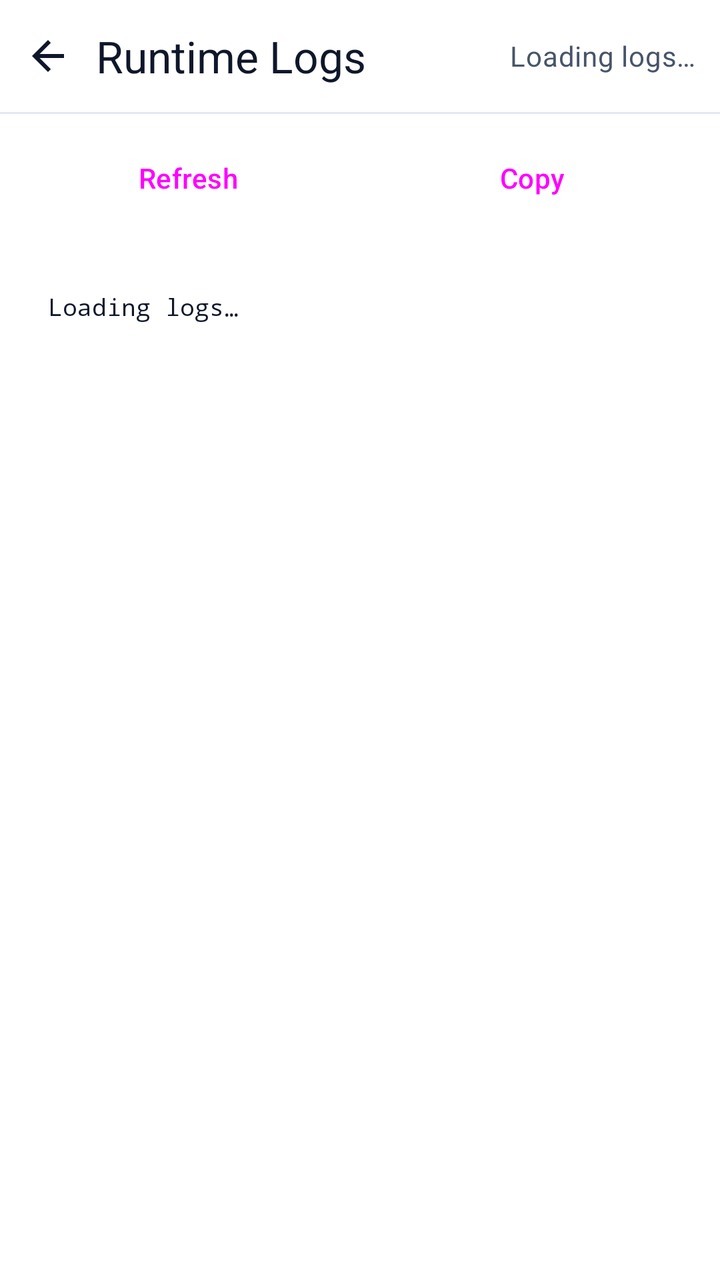
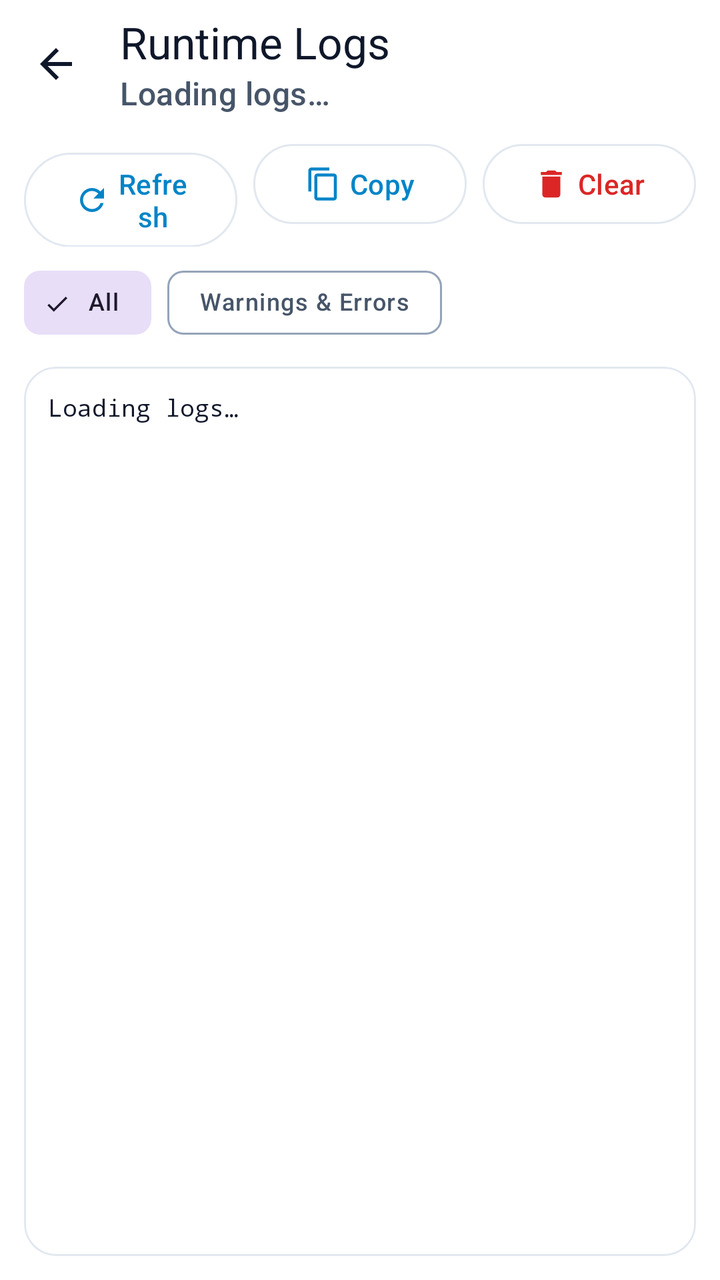

Two renders of the same Android screen: before a commit and after it. Below are the layout's source before the change and the commit's diff.
<!-- AndroidManifest.xml: application theme Theme.XClient -->
<!-- res/layout/activity_runtime_log.xml -->
<?xml version="1.0" encoding="utf-8"?>
<LinearLayout xmlns:android="http://schemas.android.com/apk/res/android"
    xmlns:app="http://schemas.android.com/apk/res-auto"
    android:layout_width="match_parent"
    android:layout_height="match_parent"
    android:background="?attr/colorSurface"
    android:orientation="vertical">

    <LinearLayout
        android:layout_width="match_parent"
        android:layout_height="56dp"
        android:gravity="center_vertical"
        android:orientation="horizontal"
        android:paddingEnd="@dimen/spacing_md">

        <ImageButton
            android:id="@+id/btn_log_back"
            android:layout_width="48dp"
            android:layout_height="48dp"
            android:background="?android:attr/selectableItemBackgroundBorderless"
            android:contentDescription="@string/back"
            android:padding="@dimen/spacing_md"
            android:src="@drawable/ic_arrow_back"
            app:tint="?attr/colorOnSurface" />

        <TextView
            android:layout_width="0dp"
            android:layout_height="wrap_content"
            android:layout_weight="1"
            android:text="@string/runtime_logs_title"
            android:textAppearance="?attr/textAppearanceTitleLarge"
            android:textColor="?attr/colorOnSurface" />

        <TextView
            android:id="@+id/text_log_status"
            android:layout_width="wrap_content"
            android:layout_height="wrap_content"
            android:text="@string/runtime_logs_loading"
            android:textAppearance="?attr/textAppearanceBodyMedium"
            android:textColor="?attr/colorOnSurfaceVariant" />
    </LinearLayout>

    <View
        android:layout_width="match_parent"
        android:layout_height="1dp"
        android:background="?attr/colorOutlineVariant" />

    <LinearLayout
        android:layout_width="match_parent"
        android:layout_height="wrap_content"
        android:orientation="horizontal"
        android:paddingHorizontal="@dimen/spacing_md"
        android:paddingVertical="@dimen/spacing_sm">

        <Button
            android:id="@+id/btn_log_refresh"
            style="@style/Widget.XClient.OutlinedButton"
            android:layout_width="0dp"
            android:layout_height="48dp"
            android:layout_marginEnd="@dimen/spacing_xs"
            android:layout_weight="1"
            android:text="@string/runtime_logs_refresh" />

        <Button
            android:id="@+id/btn_log_copy"
            style="@style/Widget.XClient.OutlinedButton"
            android:layout_width="0dp"
            android:layout_height="48dp"
            android:layout_marginStart="@dimen/spacing_xs"
            android:layout_weight="1"
            android:text="@string/runtime_logs_copy" />
    </LinearLayout>

    <ScrollView
        android:id="@+id/scroll_runtime_logs"
        android:layout_width="match_parent"
        android:layout_height="0dp"
        android:layout_margin="@dimen/spacing_md"
        android:layout_weight="1"
        android:background="?attr/colorSurfaceContainerLowest"
        android:fillViewport="true"
        android:scrollbars="vertical">

        <TextView
            android:id="@+id/text_runtime_logs"
            android:layout_width="match_parent"
            android:layout_height="wrap_content"
            android:fontFamily="monospace"
            android:padding="@dimen/spacing_md"
            android:text="@string/runtime_logs_loading"
            android:textColor="?attr/colorOnSurface"
            android:textIsSelectable="true"
            android:textSize="12sp" />
    </ScrollView>

</LinearLayout>
<!-- resources referenced by this layout -->
<resources>
  <dimen name="spacing_md">12dp</dimen>
  <dimen name="spacing_sm">8dp</dimen>
  <dimen name="spacing_xs">4dp</dimen>
  <string name="back">Back</string>
  <string name="runtime_logs_copy">Copy</string>
  <string name="runtime_logs_loading">Loading logs…</string>
  <string name="runtime_logs_refresh">Refresh</string>
  <string name="runtime_logs_title">Runtime Logs</string>
  <color name="x_primary">#FF0284C7</color>
  <color name="x_on_primary">#FFFFFFFF</color>
  <color name="x_primary_container">#FFE0F2FE</color>
  <color name="x_on_primary_container">#FF03496E</color>
  <color name="md_success">#FF059669</color>
  <color name="md_on_success">#FFFFFFFF</color>
  <color name="md_success_container">#FFD1FAE5</color>
  <color name="md_on_success_container">#FF064E3B</color>
  <color name="md_warning">#FFD97706</color>
  <color name="md_on_warning">#FFFFFFFF</color>
  <color name="x_error">#FFDC2626</color>
  <color name="x_on_error">#FFFFFFFF</color>
  <color name="x_error_container">#FFFEE2E2</color>
  <color name="x_on_error_container">#FF991B1B</color>
  <color name="x_background">#FFF8FAFC</color>
  <color name="x_on_background">#FF0F172A</color>
  <color name="x_surface">#FFFFFFFF</color>
  <color name="x_on_surface">#FF0F172A</color>
  <color name="x_on_surface_variant">#FF475569</color>
  <color name="x_surface_container_lowest">#FFFFFFFF</color>
  <color name="x_surface_container_low">#FFF1F5F9</color>
  <color name="x_surface_container">#FFE2E8F0</color>
  <color name="x_surface_container_high">#FFCBD5E1</color>
  <color name="x_surface_container_highest">#FF94A3B8</color>
  <color name="x_outline">#FF94A3B8</color>
  <color name="x_outline_variant">#FFE2E8F0</color>
  <color name="x_tertiary">#FF0D9488</color>
  <color name="x_on_tertiary">#FFFFFFFF</color>
  <color name="x_tertiary_container">#FFCCFBF1</color>
  <color name="x_on_tertiary_container">#FF115E59</color>
  <color name="x_edit_container">#FFBAE6FD</color>
  <color name="x_on_edit_container">#FF0369A1</color>
  <!-- unchanged entries left out for length: 3 -->
</resources>

<!-- the commit's change to res/layout/activity_runtime_log.xml (unified diff, before → after) -->
@@ -3,94 +3,171 @@
     xmlns:app="http://schemas.android.com/apk/res-auto"
     android:layout_width="match_parent"
     android:layout_height="match_parent"
-    android:background="?attr/colorSurface"
+    android:background="?attr/xSurface"
     android:orientation="vertical">
 
+    
+    <com.google.android.material.appbar.MaterialToolbar
+        android:id="@+id/toolbar"
+        style="@style/Widget.XClient.Toolbar"
+        android:layout_width="match_parent"
+        android:layout_height="?attr/actionBarSize"
+        android:background="?attr/xSurface"
+        app:navigationContentDescription="@string/back"
+        app:navigationIcon="@drawable/ic_arrow_back"
+        app:navigationIconTint="?attr/xOnSurface"
+        app:title="@string/runtime_logs_title"
+        app:titleTextColor="?attr/xOnSurface"
+        app:subtitle="@string/runtime_logs_loading"
+        app:subtitleTextColor="?attr/xOnSurfaceVariant" />
+
+    
     <LinearLayout
+        android:id="@+id/layout_log_controls"
         android:layout_width="match_parent"
-        android:layout_height="56dp"
-        android:gravity="center_vertical"
-        android:orientation="horizontal"
-        android:paddingEnd="@dimen/spacing_md">
+        android:layout_height="wrap_content"
+        android:orientation="vertical"
+        android:paddingHorizontal="@dimen/spacing_md"
+        android:paddingTop="@dimen/spacing_xs"
+        android:paddingBottom="@dimen/spacing_xs">
 
-        <ImageButton
-            android:id="@+id/btn_log_back"
-            android:layout_width="48dp"
-            android:layout_height="48dp"
-            android:background="?android:attr/selectableItemBackgroundBorderless"
-            android:contentDescription="@string/back"
-            android:padding="@dimen/spacing_md"
-            android:src="@drawable/ic_arrow_back"
-            app:tint="?attr/colorOnSurface" />
+        
+        <LinearLayout
+            android:id="@+id/layout_log_actions"
+            android:layout_width="match_parent"
+            android:layout_height="wrap_content"
+            android:orientation="horizontal">
 
-        <TextView
-            android:layout_width="0dp"
+            <com.google.android.material.button.MaterialButton
+                android:id="@+id/btn_log_refresh"
+                style="@style/Widget.XClient.OutlinedButton"
+                android:layout_width="0dp"
+                android:layout_height="wrap_content"
+                android:layout_weight="1"
+                android:layout_marginEnd="@dimen/spacing_xs"
+                android:minHeight="@dimen/touch_target_min"
+                android:text="@string/runtime_logs_refresh"
+                android:textColor="?attr/xPrimary"
+                app:icon="@drawable/ic_refresh"
+                app:iconGravity="textStart"
+                app:iconSize="18dp"
+                app:iconTint="?attr/xPrimary"
+                app:strokeColor="?attr/xOutlineVariant"
+                android:nextFocusRight="@+id/btn_log_copy"
+                android:nextFocusDown="@+id/chip_filter_all" />
+
+            <com.google.android.material.button.MaterialButton
+                android:id="@+id/btn_log_copy"
+                style="@style/Widget.XClient.OutlinedButton"
+                android:layout_width="0dp"
+                android:layout_height="wrap_content"
+                android:layout_weight="1"
+                android:layout_marginStart="@dimen/spacing_xs"
+                android:layout_marginEnd="@dimen/spacing_xs"
+                android:minHeight="@dimen/touch_target_min"
+                android:text="@string/runtime_logs_copy"
+                android:textColor="?attr/xPrimary"
+                app:icon="@drawable/ic_action_copy"
+                app:iconGravity="textStart"
+                app:iconSize="18dp"
+                app:iconTint="?attr/xPrimary"
+                app:strokeColor="?attr/xOutlineVariant"
+                android:nextFocusLeft="@+id/btn_log_refresh"
+                android:nextFocusRight="@+id/btn_log_clear"
+                android:nextFocusDown="@+id/chip_filter_all" />
+
+            <com.google.android.material.button.MaterialButton
+                android:id="@+id/btn_log_clear"
+                style="@style/Widget.XClient.OutlinedButton"
+                android:layout_width="0dp"
+                android:layout_height="wrap_content"
+                android:layout_weight="1"
+                android:layout_marginStart="@dimen/spacing_xs"
+                android:minHeight="@dimen/touch_target_min"
+                android:text="@string/runtime_logs_clear"
+                android:textColor="?attr/xError"
+                app:icon="@drawable/ic_delete"
+                app:iconGravity="textStart"
+                app:iconSize="18dp"
+                app:iconTint="?attr/xError"
+                app:strokeColor="?attr/xOutlineVariant"
+                android:nextFocusLeft="@+id/btn_log_copy"
+                android:nextFocusDown="@+id/chip_filter_warn_error" />
+        </LinearLayout>
+
+        
+        <com.google.android.material.chip.ChipGroup
+            android:id="@+id/chip_group_filter"
+            android:layout_width="match_parent"
             android:layout_height="wrap_content"
-            android:layout_weight="1"
-            android:text="@string/runtime_logs_title"
-            android:textAppearance="?attr/textAppearanceTitleLarge"
-            android:textColor="?attr/colorOnSurface" />
+            android:layout_marginTop="@dimen/spacing_xs"
+            app:singleSelection="true"
+            app:selectionRequired="true">
 
-        <TextView
-            android:id="@+id/text_log_status"
-            android:layout_width="wrap_content"
-            android:layout_height="wrap_content"
-            android:text="@string/runtime_logs_loading"
-            android:textAppearance="?attr/textAppearanceBodyMedium"
-            android:textColor="?attr/colorOnSurfaceVariant" />
+            <com.google.android.material.chip.Chip
+                android:id="@+id/chip_filter_all"
+                style="@style/Widget.Material3.Chip.Filter"
+                android:layout_width="wrap_content"
+                android:layout_height="wrap_content"
+                android:checked="true"
+                android:text="@string/runtime_logs_filter_all"
+                android:textAppearance="?attr/textAppearanceLabelMedium"
+                android:nextFocusUp="@+id/btn_log_refresh"
+                android:nextFocusRight="@+id/chip_filter_warn_error"
+                android:nextFocusDown="@+id/scroll_runtime_logs" />
+
+            <com.google.android.material.chip.Chip
+                android:id="@+id/chip_filter_warn_error"
+                style="@style/Widget.Material3.Chip.Filter"
+                android:layout_width="wrap_content"
+                android:layout_height="wrap_content"
+                android:text="@string/runtime_logs_filter_warn_error"
+                android:textAppearance="?attr/textAppearanceLabelMedium"
+                android:nextFocusUp="@+id/btn_log_clear"
+                android:nextFocusLeft="@+id/chip_filter_all"
+                android:nextFocusDown="@+id/scroll_runtime_logs" />
+        </com.google.android.material.chip.ChipGroup>
     </LinearLayout>
 
-    <View
-        android:layout_width="match_parent"
-        android:layout_height="1dp"
-        android:background="?attr/colorOutlineVariant" />
-
-    <LinearLayout
-        android:layout_width="match_parent"
-        android:layout_height="wrap_content"
-        android:orientation="horizontal"
-        android:paddingHorizontal="@dimen/spacing_md"
-        android:paddingVertical="@dimen/spacing_sm">
-
-        <Button
-            android:id="@+id/btn_log_refresh"
-            style="@style/Widget.XClient.OutlinedButton"
-            android:layout_width="0dp"
-            android:layout_height="48dp"
-            android:layout_marginEnd="@dimen/spacing_xs"
-            android:layout_weight="1"
-            android:text="@string/runtime_logs_refresh" />
-
-        <Button
-            android:id="@+id/btn_log_copy"
-            style="@style/Widget.XClient.OutlinedButton"
-            android:layout_width="0dp"
-            android:layout_height="48dp"
-            android:layout_marginStart="@dimen/spacing_xs"
-            android:layout_weight="1"
-            android:text="@string/runtime_logs_copy" />
-    </LinearLayout>
-
-    <ScrollView
-        android:id="@+id/scroll_runtime_logs"
+    
+    <com.google.android.material.card.MaterialCardView
+        android:id="@+id/card_log_container"
         android:layout_width="match_parent"
         android:layout_height="0dp"
-        android:layout_margin="@dimen/spacing_md"
         android:layout_weight="1"
-        android:background="?attr/colorSurfaceContainerLowest"
-        android:fillViewport="true"
-        android:scrollbars="vertical">
+        android:layout_marginStart="@dimen/spacing_md"
+        android:layout_marginEnd="@dimen/spacing_md"
+        android:layout_marginTop="@dimen/spacing_xs"
+        android:layout_marginBottom="@dimen/spacing_md"
+        app:cardCornerRadius="16dp"
+        app:cardElevation="0dp"
+        app:strokeWidth="1dp"
+        app:strokeColor="?attr/xOutlineVariant"
+        app:cardBackgroundColor="?attr/xSurfaceContainerLowest">
 
-        <TextView
-            android:id="@+id/text_runtime_logs"
+        <ScrollView
+            android:id="@+id/scroll_runtime_logs"
             android:layout_width="match_parent"
-            android:layout_height="wrap_content"
-            android:fontFamily="monospace"
-            android:padding="@dimen/spacing_md"
-            android:text="@string/runtime_logs_loading"
-            android:textColor="?attr/colorOnSurface"
-            android:textIsSelectable="true"
-            android:textSize="12sp" />
-    </ScrollView>
+            android:layout_height="match_parent"
+            android:fillViewport="true"
+            android:scrollbars="vertical"
+            android:fadeScrollbars="false"
+            android:focusable="true"
+            android:focusableInTouchMode="false"
+            android:nextFocusUp="@+id/chip_filter_all">
+
+            <TextView
+                android:id="@+id/text_runtime_logs"
+                android:layout_width="match_parent"
+                android:layout_height="wrap_content"
+                android:fontFamily="monospace"
+                android:padding="@dimen/spacing_md"
+                android:text="@string/runtime_logs_loading"
+                android:textColor="?attr/xOnSurface"
+                android:textIsSelectable="true"
+                android:textSize="12sp"
+                android:lineSpacingExtra="2dp" />
+        </ScrollView>
+    </com.google.android.material.card.MaterialCardView>
 
 </LinearLayout>
<!-- resource entries referenced after the edit -->
@@ -1,13 +1,55 @@
 <!-- resources referenced by this layout -->
 <resources>
   <dimen name="spacing_md">12dp</dimen>
-  <dimen name="spacing_sm">8dp</dimen>
   <dimen name="spacing_xs">4dp</dimen>
+  <dimen name="touch_target_min">48dp</dimen>
+  <!-- drawable ic_action_copy (drawable) -->
+  <?xml version="1.0" encoding="utf-8"?>
+  <vector xmlns:android="http://schemas.android.com/apk/res/android"
+      android:width="24dp"
+      android:height="24dp"
+      android:viewportWidth="24"
+      android:viewportHeight="24">
+      
+      <path
+          android:fillColor="#FFFFFFFF"
+          android:pathData="M16,1H4C2.9,1 2,1.9 2,3v14h2V3h12V1zM19,5H8C6.9,5 6,5.9 6,7v14c0,1.1 0.9,2 2,2h11c1.1,0 2,-0.9 2,-2V7C21,5.9 20.1,5 19,5zM19,21H8V7h11V21z"/>
+  </vector>
+  <!-- drawable ic_delete (drawable) -->
+  <?xml version="1.0" encoding="utf-8"?>
+  <vector xmlns:android="http://schemas.android.com/apk/res/android"
+      android:width="24dp"
+      android:height="24dp"
+      android:viewportWidth="24"
+      android:viewportHeight="24">
+      <path
+          android:fillColor="#FFFFFFFF"
+          android:pathData="M6,19c0,1.1 0.9,2 2,2h8c1.1,0 2,-0.9 2,-2V7H6v12zM19,4h-3.5l-1,-1h-5l-1,1H5v2h14V4z"/>
+  </vector>
+  <!-- drawable ic_refresh (drawable) -->
+  <?xml version="1.0" encoding="utf-8"?>
+  <vector xmlns:android="http://schemas.android.com/apk/res/android"
+      android:width="24dp"
+      android:height="24dp"
+      android:viewportWidth="24"
+      android:viewportHeight="24">
+      <path
+          android:fillColor="#FFFFFFFF"
+          android:pathData="M17.65,6.35C16.2,4.9 14.21,4 12,4c-4.42,0 -7.99,3.58 -7.99,8s3.57,8 7.99,8c3.73,0 6.84,-2.55 7.73,-6h-2.08c-0.82,2.33 -3.04,4 -5.65,4 -3.31,0 -6,-2.69 -6,-6s2.69,-6 6,-6c1.66,0 3.14,0.69 4.22,1.78L13,11h7V4l-2.35,2.35z"/>
+  </vector>
   <string name="back">Back</string>
+  <string name="runtime_logs_clear">Clear</string>
   <string name="runtime_logs_copy">Copy</string>
+  <string name="runtime_logs_filter_all">All</string>
+  <string name="runtime_logs_filter_warn_error">Warnings &amp; Errors</string>
   <string name="runtime_logs_loading">Loading logs…</string>
   <string name="runtime_logs_refresh">Refresh</string>
   <string name="runtime_logs_title">Runtime Logs</string>
+  <style name="Widget.XClient.Toolbar" parent="Widget.Material3.Toolbar">
+          <item name="android:background">?attr/colorSurface</item>
+          <item name="titleTextColor">?attr/colorOnSurface</item>
+          <item name="subtitleTextColor">?attr/colorOnSurfaceVariant</item>
+      </style>
   <color name="x_primary">#FF0284C7</color>
   <color name="x_on_primary">#FFFFFFFF</color>
   <color name="x_primary_container">#FFE0F2FE</color>
